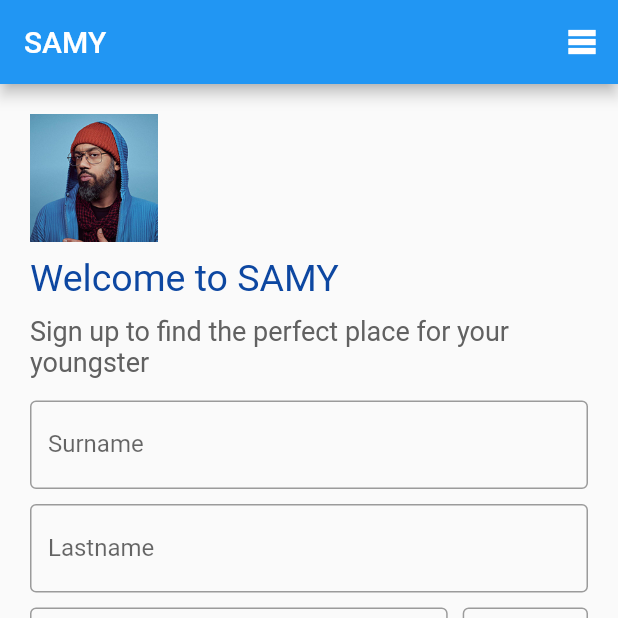
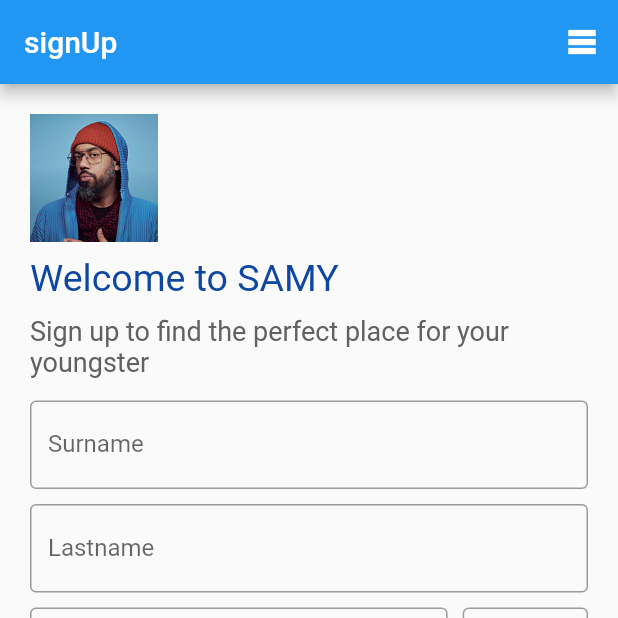
Before and after one commit to gmuehlenberg/samy, a Flutter app: the screen it shows after launch, after a tap on the "table rows" icon, after a tap on "SignUp", on a phone screen of 412 x 824 dp, the top half of it. Run offline on Flutter 3.47's test engine with Material 2 defaults, Android fonts, the light colour scheme and no system bars; our stand-ins replace bloc, dartz, flutter_bloc, flutter_map, latlong2, logger; network calls fail.

Commit message:
Für Georg

```diff
--- a/lib/navigation/navigation_view.dart
+++ b/lib/navigation/navigation_view.dart
@@ -18,8 +18,8 @@ class NavigationView extends View<NavigationMessage, NavigationModel, Navigation
   Widget buildView(NavigationModel model) => Scaffold(
         key: scaffoldKey,
         appBar: AppBar(
-          title: const Text(
-            'SAMY',
+          title: Text(
+            model.page.name
           ),
           backgroundColor: Colors.blue,
           actions: [
--- a/lib/user/user_model.dart
+++ b/lib/user/user_model.dart
@@ -51,7 +51,7 @@ class User {
   factory User.fromJSON(Map<String, dynamic> data) {
     // note the explicit cast to String
     // this is required if robust lint rules are enabled
-    final id = data['id'] as Option<String>;
+    final id = optionOf(data['id'] as String);
     final surname = data['surname'] as String;
     final lastname = data['lastname'] as String;
     final street = data['street'] as String;
--- a/lib/user/user_update.dart
+++ b/lib/user/user_update.dart
@@ -19,10 +19,10 @@ class UserUpdate extends Update<UserMessage, UserModel> {
   Option<UserModel> processMessage(UserMessage message, UserModel model) {
     if (message is CreateUser) {
       // TODO: Hier müssen wir mal noch ran, so dass der neue User, der von addUserToBackend angelegt wird, auch in das UserModel übernommen wird und im Userview angezeigt wird.
-      //final newUser = addUserToBackend(message.user) as User;
+      final newUser = addUserToBackend(message.user);
       //return Some(model.copyWith(some(newUser)));
-      addUserToBackend(message.user);
-      return Some(model.copyWith(some(message.user)));
+
+      return Some(model.copyWith(some(addUserToBackend(message.user))));
     }
 
     /*if (message is UpdateUserInfo) {
```
